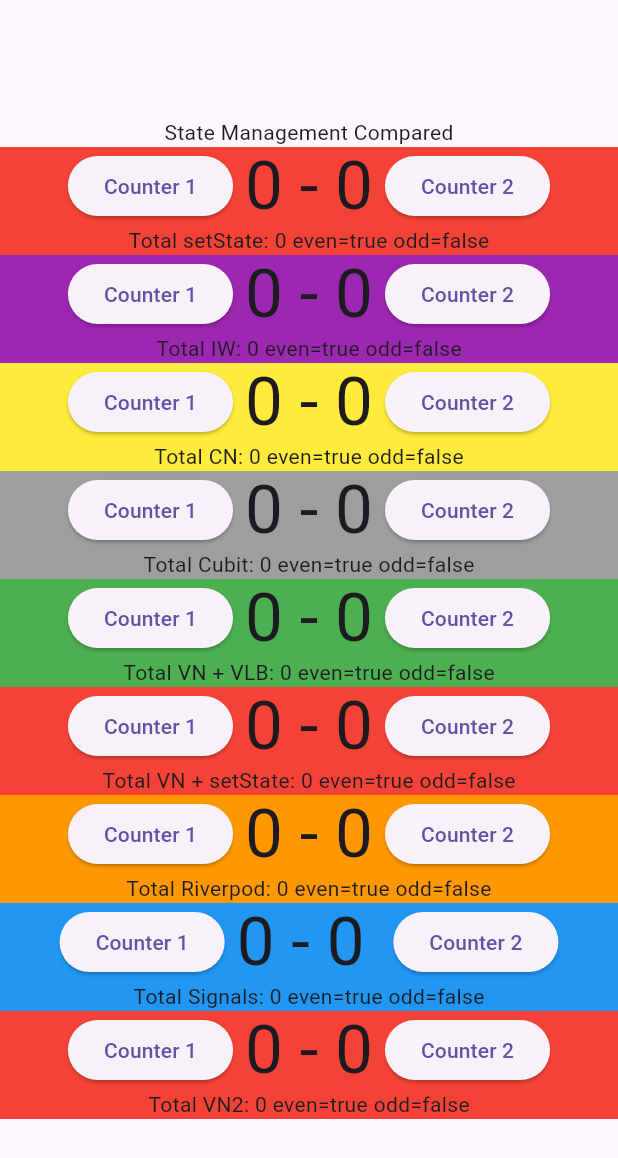
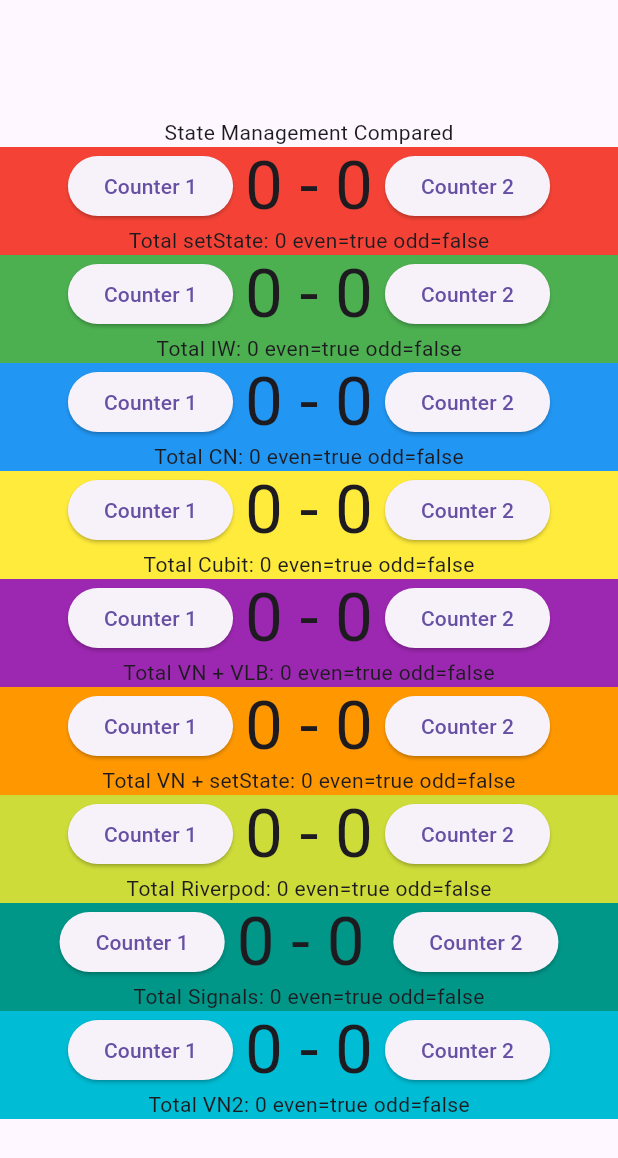
Before and after one commit to anthonyaquino83/flutter_sm_compared, a Flutter app: the screen it shows after launch, on a phone screen of 412 x 824 dp. Shown: the top 1158 px of the screen. Run offline on Flutter 3.47's test engine with Material 3 defaults, Android fonts, the light colour scheme and no system bars; our stand-ins replace flutter_bloc, flutter_riverpod, signals_flutter.

Commit message:
change colors

```diff
--- a/lib/changenotifier_example.dart
+++ b/lib/changenotifier_example.dart
@@ -14,7 +14,7 @@ class _ChangeNotifierExampleState extends State<ChangeNotifierExample> {
   @override
   Widget build(BuildContext context) {
     return ColoredBox(
-      color: Colors.yellow,
+      color: Colors.blue,
       child: Column(
         children: [
           Row(
--- a/lib/cubit_example.dart
+++ b/lib/cubit_example.dart
@@ -26,7 +26,7 @@ class _CubitExampleState extends State<CubitExample> {
   @override
   Widget build(BuildContext context) {
     return ColoredBox(
-      color: Colors.grey,
+      color: Colors.yellow,
       child: MultiBlocProvider(
         providers: [
           BlocProvider(
--- a/lib/inheritedwidget_example.dart
+++ b/lib/inheritedwidget_example.dart
@@ -29,7 +29,7 @@ class _InheritedWidgetExampleState extends State<InheritedWidgetExample> {
   @override
   Widget build(BuildContext context) {
     return ColoredBox(
-      color: Colors.purple,
+      color: Colors.green,
       child: Column(
         children: [
           InheritedCounter(
--- a/lib/main.dart
+++ b/lib/main.dart
@@ -32,7 +32,7 @@ class _MainAppState extends State<MainApp> {
             mainAxisAlignment: MainAxisAlignment.center,
             children: [
               Text('State Management Compared'),
-              // 64 loc (widget and dependencies with autoformat)
+              // 64 loc (VSCodeCounter and same Flutter autoformat)
               SetStateExample(),
               // 75 loc
               InheritedWidgetExample(),
--- a/lib/riverpod_example.dart
+++ b/lib/riverpod_example.dart
@@ -16,7 +16,7 @@ class RiverpodExample extends ConsumerWidget {
   @override
   Widget build(BuildContext context, WidgetRef ref) {
     return ColoredBox(
-      color: Colors.orange,
+      color: Colors.lime,
       child: Column(
         children: [
           Row(
--- a/lib/signals_example.dart
+++ b/lib/signals_example.dart
@@ -20,7 +20,7 @@ class _SignalsExampleState extends State<SignalsExample> {
   @override
   Widget build(BuildContext context) {
     return ColoredBox(
-      color: Colors.blue,
+      color: Colors.teal,
       child: Column(
         children: [
           Row(
--- a/lib/valuelistenablebuilder_example.dart
+++ b/lib/valuelistenablebuilder_example.dart
@@ -22,7 +22,7 @@ class _ValueListenableBuilderExampleState
   @override
   Widget build(BuildContext context) {
     return ColoredBox(
-      color: Colors.green,
+      color: Colors.purple,
       child: Column(
         children: [
           Row(
--- a/lib/valuenotifier_example.dart
+++ b/lib/valuenotifier_example.dart
@@ -33,7 +33,7 @@ class _ValueNotifierExampleState extends State<ValueNotifierExample> {
   @override
   Widget build(BuildContext context) {
     return ColoredBox(
-      color: Colors.red,
+      color: Colors.orange,
       child: Column(
         children: [
           Row(
--- a/lib/valuenotifier_example2.dart
+++ b/lib/valuenotifier_example2.dart
@@ -55,7 +55,7 @@ class _ValueNotifierExample2State extends State<ValueNotifierExample2> {
   @override
   Widget build(BuildContext context) {
     return ColoredBox(
-      color: Colors.red,
+      color: Colors.cyan,
       child: Column(
         children: [
           Row(
```
